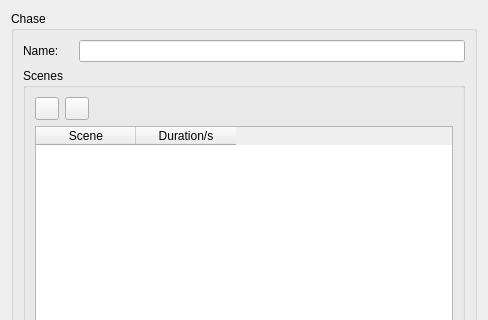
First picture: the form in qLights/Forms/dlgChase.ui, repository AKuhle/aDev, before the edit; both pictures show x 0 to 488 and y 0 to 320 of the 488 by 623 pixel window.
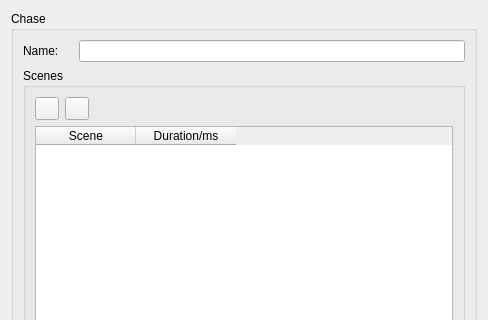
Second picture: the form after the edit. Icons and pictures are not drawn.

What changed in the file:
```diff
--- a/qLights/Forms/dlgChase.ui
+++ b/qLights/Forms/dlgChase.ui
@@ -94,7 +94,7 @@
            </column>
            <column>
             <property name="text">
-             <string>Duration/s</string>
+             <string>Duration/ms</string>
             </property>
            </column>
           </widget>
```
